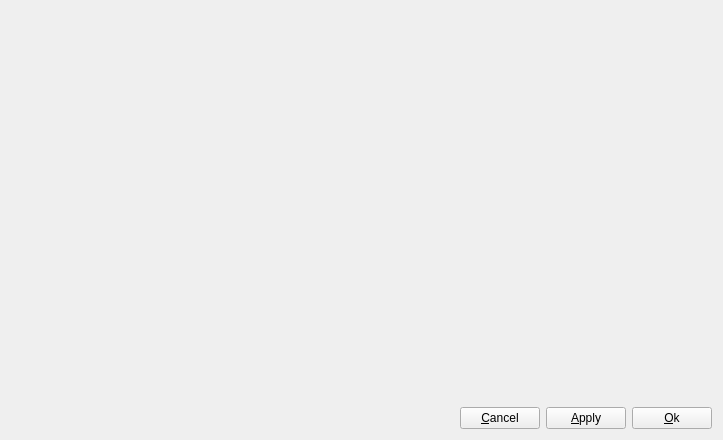
The window that ui/preferenceWidget.ui (tizbac/qtlobby) describes before a commit, drawn with Qt 5.
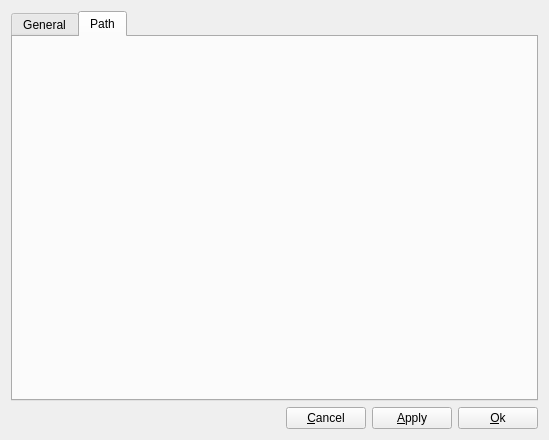
The same window after the commit.

Commit message: refactored preferences a little bit (renaming files); added german lobby translation; Adding an Language Setting in the Preferences General tab later

```diff
--- a/ui/preferenceWidget.ui
+++ b/ui/preferenceWidget.ui
@@ -1,22 +1,43 @@
 <ui version="4.0" >
  <class>PreferenceWidget</class>
- <widget class="QWidget" name="PreferenceWidget" >
-  <property name="geometry" >
+ <widget class="QWidget" name="PreferenceWidget">
+  <property name="geometry">
    <rect>
     <x>0</x>
     <y>0</y>
-    <width>723</width>
+    <width>549</width>
     <height>440</height>
    </rect>
   </property>
   <property name="windowTitle" >
    <string>QT::Lobby preferences</string>
   </property>
-  <layout class="QGridLayout" >
-   <item row="0" column="0" colspan="4" >
-    <widget class="QWidget" native="1" name="preferencesPlaceholder" />
-   </item>
-   <item row="1" column="0" >
+  <layout class="QGridLayout" name="gridLayout_2">
+   <item row="0" column="0">
+    <widget class="QTabWidget" name="settingsTabWidget">
+     <property name="currentIndex">
+      <number>1</number>
+     </property>
+     <widget class="QWidget" name="generalTab" native="true">
+      <attribute name="title">
+       <string>General</string>
+      </attribute>
+     </widget>
+     <widget class="QWidget" name="pathTab">
+      <attribute name="title">
+       <string>Path</string>
+      </attribute>
+      <layout class="QGridLayout" name="gridLayout">
+       <item row="0" column="0">
+        <widget class="QWidget" name="preferencesPlaceholder" native="true"/>
+       </item>
+      </layout>
+     </widget>
+    </widget>
+   </item>
+   <item row="1" column="0">
+    <layout class="QHBoxLayout" name="horizontalLayout">
+     <item>
     <spacer>
      <property name="orientation" >
       <enum>Qt::Horizontal</enum>
@@ -29,26 +50,28 @@
      </property>
     </spacer>
    </item>
-   <item row="1" column="1" >
-    <widget class="QPushButton" name="cancelPushButton" >
-     <property name="text" >
+     <item>
+      <widget class="QPushButton" name="cancelPushButton">
+       <property name="text">
       <string>&amp;Cancel</string>
      </property>
     </widget>
    </item>
-   <item row="1" column="2" >
-    <widget class="QPushButton" name="applyPushButton" >
-     <property name="text" >
+     <item>
+      <widget class="QPushButton" name="applyPushButton">
+       <property name="text">
       <string>&amp;Apply</string>
      </property>
     </widget>
    </item>
-   <item row="1" column="3" >
-    <widget class="QPushButton" name="okPushButton" >
-     <property name="text" >
+     <item>
+      <widget class="QPushButton" name="okPushButton">
+       <property name="text">
       <string>&amp;Ok</string>
      </property>
     </widget>
+     </item>
+    </layout>
    </item>
   </layout>
  </widget>
```
Left out of the diff: 9 changed lines with no effect on the pictures. Lines whose indentation alone changed are shown as unchanged. The commit also changes 9 other files.
